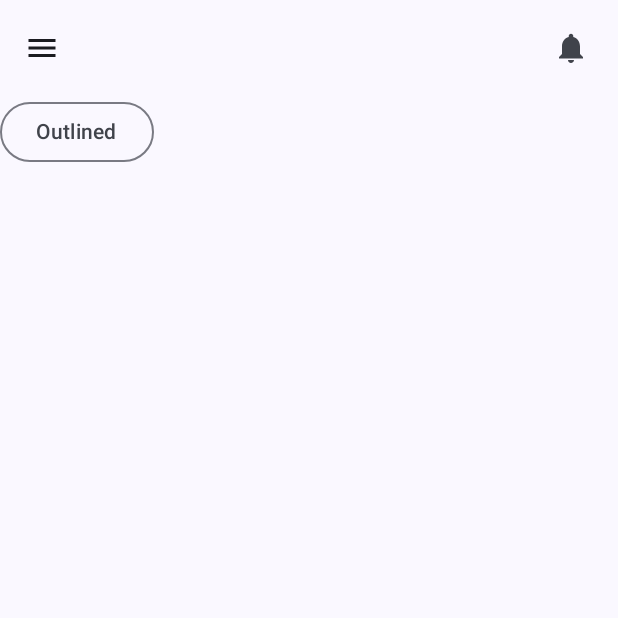
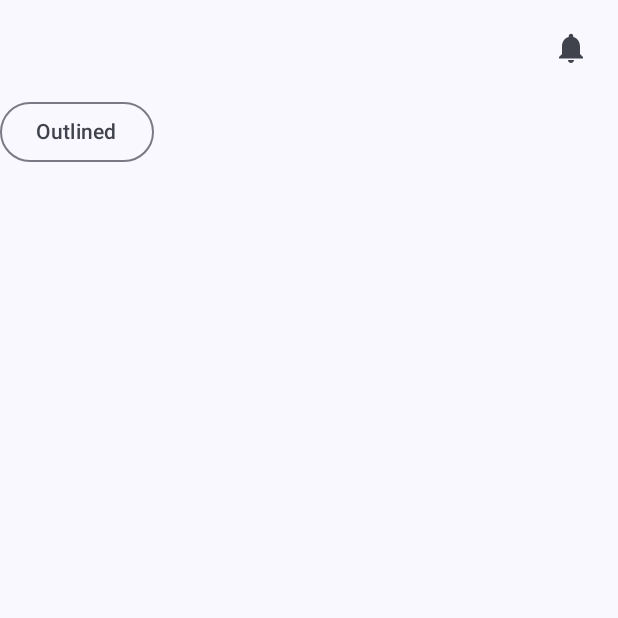
Before and after one commit to Laub3/smartcity, an Android app built with Jetpack Compose: the HomeScreen screen opened through its navigation route, on a phone screen of 412 x 824 dp, the top half of it. Run offline under Robolectric (Android 15) with nearby library versions, the phone set to English and light mode, and no system bars.

Commit message:
fix: residue screen

```diff
--- a/app/src/main/java/br/com/fiap/smartcity/screens/HomeScreen.kt
+++ b/app/src/main/java/br/com/fiap/smartcity/screens/HomeScreen.kt
@@ -55,7 +55,7 @@ fun Scaffold(navController: NavController) {
                     )
                 },
                 title = {
-                    Icon(Icons.Default.Menu, contentDescription = "Add")
+//                    Icon(Icons.Default.Menu, contentDescription = "Add")
                 },
             )
         },
--- a/app/src/main/java/br/com/fiap/smartcity/screens/residueManagement.kt
+++ b/app/src/main/java/br/com/fiap/smartcity/screens/residueManagement.kt
@@ -22,6 +22,7 @@ import androidx.compose.material.icons.filled.DateRange
 import androidx.compose.material.icons.filled.Delete
 import androidx.compose.material.icons.filled.Edit
 import androidx.compose.material.icons.filled.Face
+import androidx.compose.material.icons.filled.Home
 import androidx.compose.material.icons.filled.Info
 import androidx.compose.material.icons.filled.Menu
 import androidx.compose.material.icons.filled.Notifications
@@ -58,7 +59,8 @@ fun ResidueManagementScaffold(navController: NavController) {
     Scaffold(
         topBar = {
             TopAppBar(
-                modifier = Modifier.background(Color.Blue),
+                modifier = Modifier
+                    .clickable(onClick = {navController.navigate(route = Screen.Home.route)}),
                 actions = {
                     Icon(
                         Icons.Default.Notifications,
@@ -68,7 +70,7 @@ fun ResidueManagementScaffold(navController: NavController) {
                     )
                 },
                 title = {
-                    Icon(Icons.Default.Menu, contentDescription = "Add")
+                    Icon(Icons.Default.Home, contentDescription = "Add")
                 },
             )
         },
```
